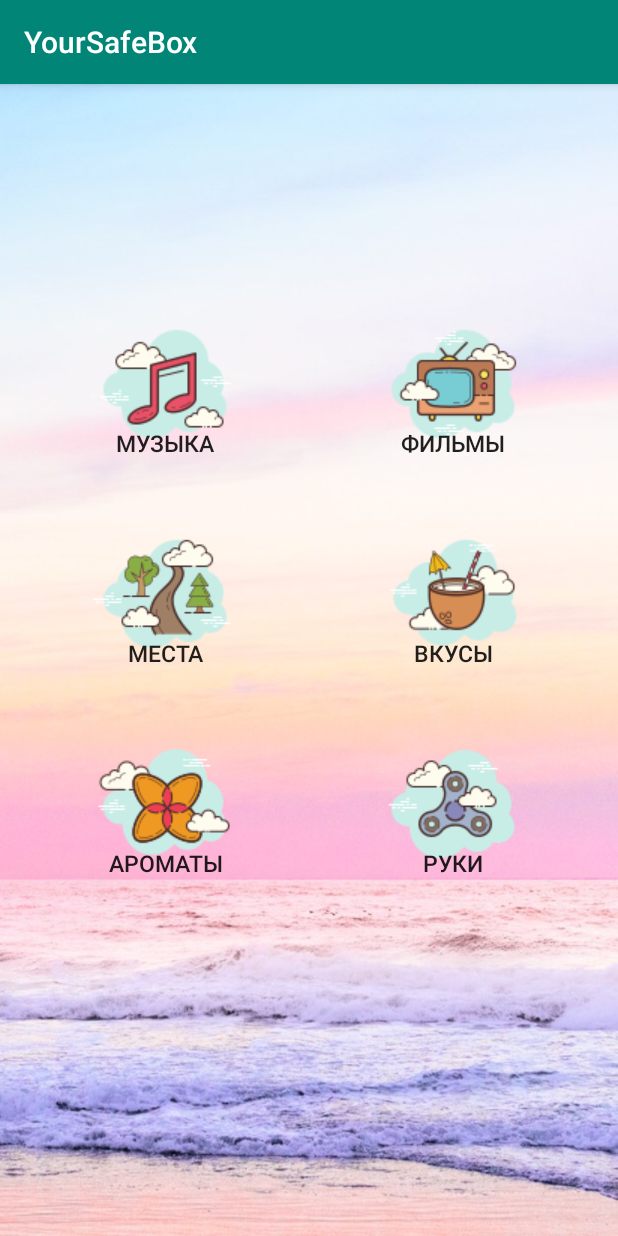
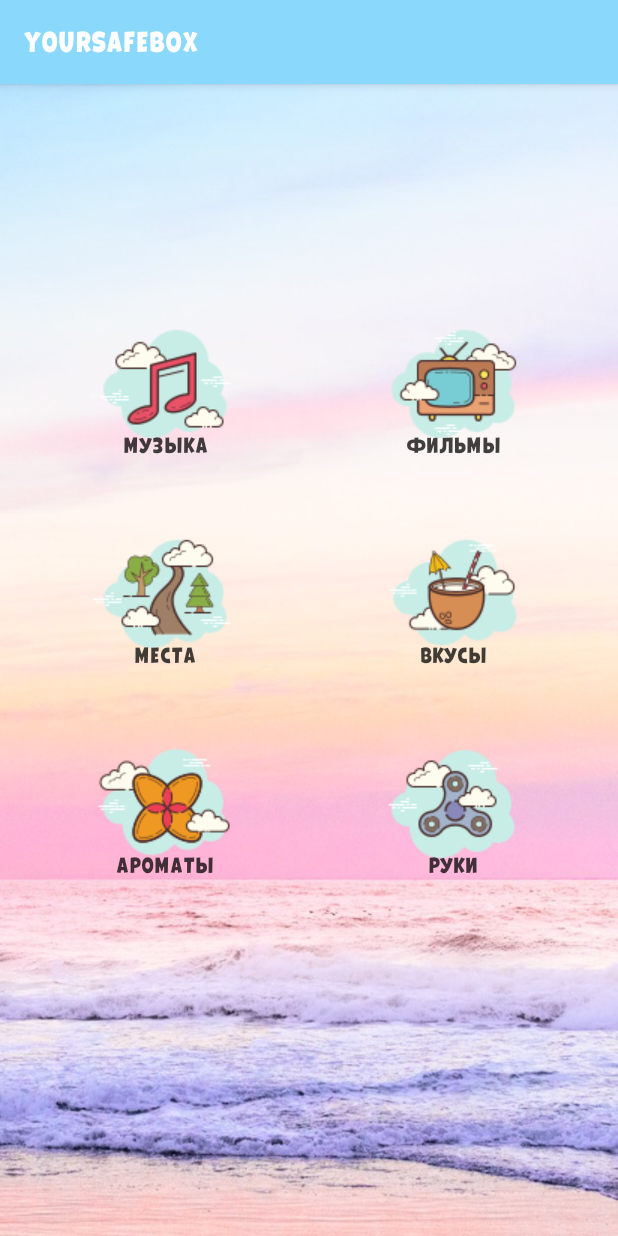
Before and after one commit to nemudrena/YourSafeBox, an Android app: the ActivityWays screen opened directly, with no data from a screen before it, on a phone screen of 412 x 824 dp. Run offline under Robolectric (Android 15) with nearby library versions, the phone set to English and light mode, and no system bars.

Commit message:
Changed font

```diff
--- /dev/null
+++ b/app/src/main/res/font/fontres.xml
@@ -0,0 +1,7 @@
+<?xml version="1.0" encoding="utf-8"?>
+<font-family xmlns:android="http://schemas.android.com/apk/res/android">
+    <font
+        android:font="@font/galpon"
+        />
+
+</font-family>
--- a/app/src/main/res/layout/mainwindow.xml
+++ b/app/src/main/res/layout/mainwindow.xml
@@ -27,6 +27,7 @@
         android:background="#90FFFFFF"
         android:onClick="to_window_ways"
         android:text="@string/btn_ways"
+        android:textColor="#BE000000"
         android:textSize="20sp">
 
     </Button>
@@ -41,6 +42,7 @@
         android:onClick="to_window_pics"
         android:text="@string/btn_pics"
         android:background="#90FFFFFF"
+        android:textColor="#BE000000"
         android:textSize="20sp">
 
     </Button>
--- a/app/src/main/res/layout/window_ways.xml
+++ b/app/src/main/res/layout/window_ways.xml
@@ -16,6 +16,7 @@
         android:layout_marginTop="150dp"
         android:layout_marginLeft="60dp"
         android:onClick="to_window_music"
+        android:textColor="#BE000000"
         android:text="@string/btn_music"
         android:background="@drawable/music"
         android:gravity="bottom|center_horizontal"
@@ -29,6 +30,7 @@
         android:layout_marginRight="60dp"
         android:layout_gravity="right"
         android:onClick="to_window_movies"
+        android:textColor="#BE000000"
         android:text="@string/btn_movies"
         android:background="@drawable/movie"
         android:gravity="bottom|center_horizontal"
@@ -41,6 +43,7 @@
         android:layout_marginTop="40dp"
         android:layout_marginLeft="60dp"
         android:onClick="to_window_places"
+        android:textColor="#BE000000"
         android:text="@string/btn_places"
         android:background="@drawable/place"
         android:gravity="bottom|center_horizontal"
@@ -54,6 +57,7 @@
         android:layout_marginRight="60dp"
         android:layout_gravity="right"
         android:onClick="to_window_taste"
+        android:textColor="#BE000000"
         android:text="@string/btn_taste"
         android:background="@drawable/taste"
         android:gravity="bottom|center_horizontal"
@@ -66,6 +70,7 @@
         android:layout_marginTop="40dp"
         android:layout_marginLeft="60dp"
         android:onClick="to_window_aroma"
+        android:textColor="#BE000000"
         android:text="@string/btn_aroma"
         android:background="@drawable/aroma"
         android:gravity="bottom|center_horizontal"
@@ -79,6 +84,7 @@
         android:layout_marginRight="60dp"
         android:layout_gravity="right"
         android:onClick="to_window_sence"
+        android:textColor="#BE000000"
         android:text="@string/btn_sence"
         android:background="@drawable/sence"
         android:gravity="bottom|center_horizontal"
--- a/app/src/main/res/values/styles.xml
+++ b/app/src/main/res/values/styles.xml
@@ -3,9 +3,20 @@
     <!-- Base application theme. -->
     <style name="AppTheme" parent="Theme.AppCompat.Light.DarkActionBar">
         <!-- Customize your theme here. -->
-        <item name="colorPrimary">@color/colorPrimary</item>
-        <item name="colorPrimaryDark">@color/colorPrimaryDark</item>
+        <item name="colorPrimary">#8AD8FC</item>
+        <item name="colorPrimaryDark">#59CAFD</item>
         <item name="colorAccent">@color/colorAccent</item>
+        <item name="font">@font/galpon</item>
+        <item name="android:textViewStyle">@style/GalponTextViewStyle</item>
+        <item name="buttonStyle">@style/GalponButtonStyle</item>
+    </style>
+
+    <style name="GalponTextViewStyle" parent="android:Widget.TextView">
+        <item name="fontFamily">@font/galpon</item>
+    </style>
+
+    <style name="GalponButtonStyle" parent="android:Widget.Holo.Button">
+        <item name="fontFamily">@font/galpon</item>
     </style>
 
 </resources>
```
Also changed, not shown: app/src/main/res/font/galpon.otf (added).
